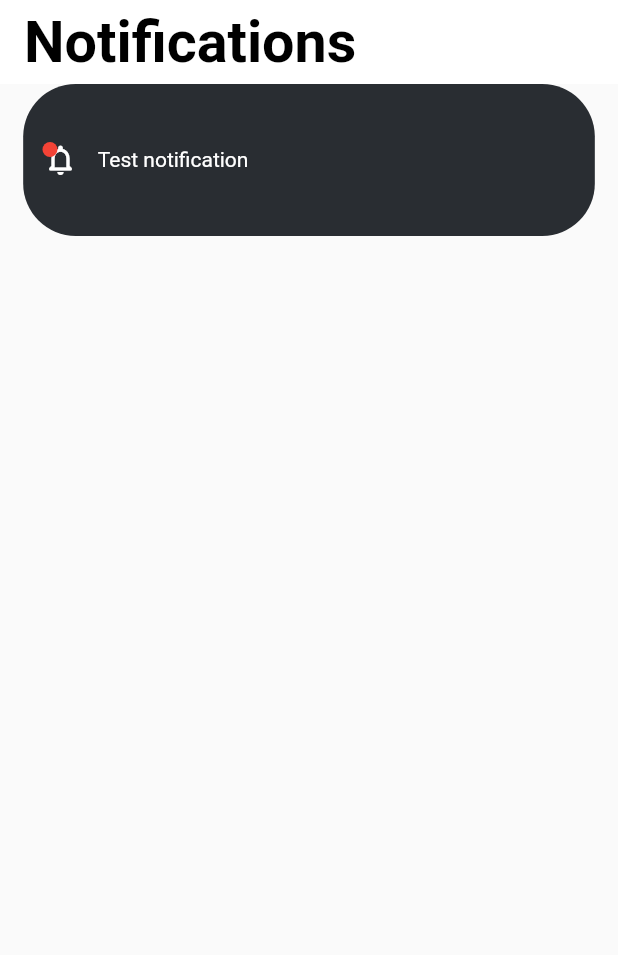
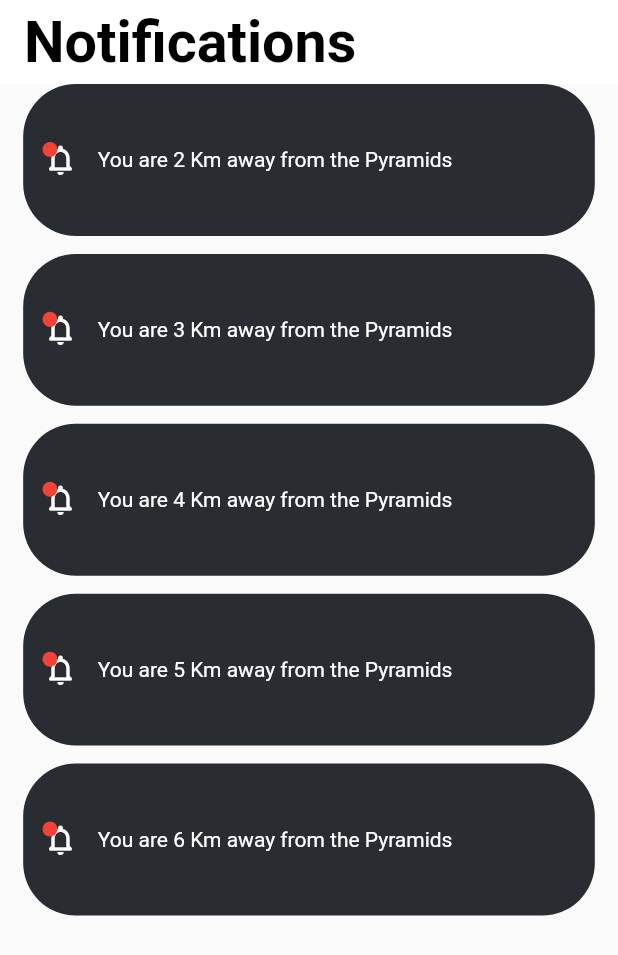
Before and after one commit to asirabdelhady/Graduation_Project, a Flutter app: the NotificationScreen screen opened directly, on a phone screen of 412 x 824 dp. Shown: the top 955 px of the screen. Run offline on Flutter 3.47's test engine with Material 2 defaults, Android fonts, the phone set to English and light mode, and no system bars; our stand-ins replace curved_navigation_bar, expandable_text, fluttertoast, smooth_page_indicator.

Commit message:
Changed stuff in notifications screen

```diff
--- a/lib/main.dart
+++ b/lib/main.dart
@@ -17,7 +17,7 @@ void main(){
   class MyApp extends StatelessWidget{
   @override
   Widget build(BuildContext context) {
-    return MaterialApp(home: HomeScreen(),
+    return MaterialApp(home: NotificationScreen(),
     debugShowCheckedModeBanner: false,
     );
   }
--- /dev/null
+++ b/lib/models/models.dart
@@ -0,0 +1,9 @@
+import 'package:flutter/cupertino.dart';
+
+class Notifications{
+  String notification;
+
+  Notifications({
+    required this.notification,
+});
+}
--- a/lib/modules/notification/notification_screen.dart
+++ b/lib/modules/notification/notification_screen.dart
@@ -8,44 +8,37 @@ class Utils{
     return [
       Notifications(
         notification: "You are 2 Km away from the Pyramids",
-        icon: Icon(Icons.notifications_none_rounded),
       ),
       Notifications(
         notification: "You are 3 Km away from the Pyramids",
-        icon: Icon(Icons.notifications_none_rounded),
       ),
       Notifications(
         notification: "You are 4 Km away from the Pyramids",
-        icon: Icon(Icons.notifications_none_rounded),
       ),
       Notifications(
         notification: "You are 5 Km away from the Pyramids",
-        icon: Icon(Icons.notifications_none_rounded),
       ),
       Notifications(
         notification: "You are 6 Km away from the Pyramids",
-        icon: Icon(Icons.notifications_none_rounded),
       ),
     ];
   }
 
-  List <Notifications> notifications = Utils.getNotifications();
 }
 
 class NotificationScreen extends StatefulWidget{
   const NotificationScreen({Key? key}) : super(key: key);
   @override
   _NotificationScreenState createState() => _NotificationScreenState();
-}   bool notiPtessed=false;
+}   bool notiTapped=false;
 class _NotificationScreenState extends State<NotificationScreen> {
-
+  List <Notifications> notifications = Utils.getNotifications();
 
   int index =3;
   @override
   Widget build(BuildContext context) {
     var mediaQueryHeight=MediaQuery.of(context).size.height;
     var mediaQueryWidth=MediaQuery.of(context).size.width;
-
     return Scaffold(
       appBar: AppBar(
         automaticallyImplyLeading: false,
@@ -62,22 +55,41 @@ class _NotificationScreenState extends State<NotificationScreen> {
             child: Column(
               children:[
                 Container(
+                  width: mediaQueryWidth,
+                  height: mediaQueryHeight,
+                  child: ListView.separated(
+                    separatorBuilder: (context, index) => SizedBox(height: 12,),
+                      itemCount: notifications.length,
+                      itemBuilder: (context, index) {
+                        return Dismissible(
+                          key: Key(notifications[index].notification),
+                          onDismissed: (direction){
+                            setState(() {
+                              notifications.removeAt(index);
+                            });
+                          },
+                          child: GestureDetector(
+                            key: Key(notifications[index].notification),
+                            onTap: (){
+                              setState(() {
+                                notiTapped=true;
+                              });
+                            },
+                            child: Container(
                               padding: EdgeInsets.symmetric(horizontal: mediaQueryWidth*0.03125),
                               width: double.infinity,
                               height: mediaQueryHeight*0.1229,
                               decoration: BoxDecoration(
-                    color: notiPtessed==true? tSecondary(): tPrimary(),
+                                color: notiTapped==true? tGrey(): tPrimary(),
                                 borderRadius: BorderRadius.circular(35),
                               ),
                               child: Row(
                                 children: [
                                   Stack(children: [
-                        Icon(
-                          Icons.notifications_none_rounded,
-                          color: notiPtessed==true? tPrimary(): Colors.white  ,
-                        ),
+                                    Icon(Icons.notifications_none_rounded,
+                                    color: notiTapped==true? tPrimary(): Colors.white,),
                                     CircleAvatar(
-                          backgroundColor:notiPtessed==true? Colors.transparent: Colors.red,
+                                      backgroundColor:notiTapped==true? Colors.transparent: Colors.red,
                                       radius: 5,
                                     ),
                                   ],),
@@ -86,20 +98,20 @@ class _NotificationScreenState extends State<NotificationScreen> {
                                   ),
                                   Expanded(
                                     child: Text.rich(
-                          TextSpan(text: 'Test notification', ),
+                                      TextSpan(text: notifications[index].notification, ),
                                       maxLines: 2,
                                       overflow: TextOverflow.ellipsis,
-                          style: TextStyle(color:notiPtessed==true? tPrimary(): Colors.white),
+                                      style: TextStyle(color:notiTapped==true? tPrimary(): Colors.white),
                                     ),
                                   )
                                 ],
                               ),
                             ),
+                          ),
+                        );
 
-               /* ListView.builder(
-                    itemBuilder: (context, index) {
-
-                })*/
+                  }),
+                )
 
 
                 /*SizedBox(
```
Lines whose indentation alone changed are shown as unchanged.
